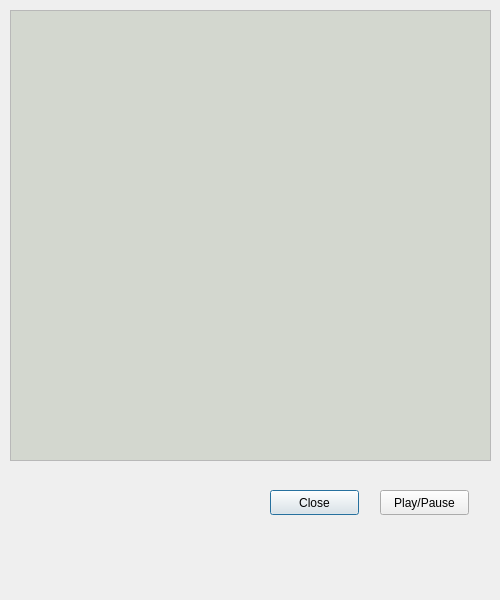
This is GoofyLightsEditor/player.ui in CS383Team2/Goofy_Lights_Editor as Qt 5 draws it before an edit. The edited form follows.
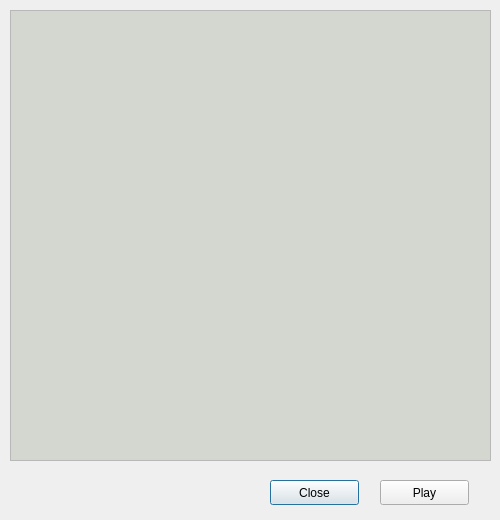
This is the edited form.

Commit message: Player window started (button works)

```diff
--- a/GoofyLightsEditor/player.ui
+++ b/GoofyLightsEditor/player.ui
@@ -7,7 +7,7 @@
     <x>0</x>
     <y>0</y>
     <width>500</width>
-    <height>600</height>
+    <height>520</height>
    </rect>
   </property>
   <property name="sizePolicy">
@@ -19,13 +19,13 @@
   <property name="minimumSize">
    <size>
     <width>500</width>
-    <height>600</height>
+    <height>520</height>
    </size>
   </property>
   <property name="maximumSize">
    <size>
     <width>500</width>
-    <height>600</height>
+    <height>520</height>
    </size>
   </property>
   <property name="windowTitle">
@@ -82,7 +82,7 @@
    <property name="geometry">
     <rect>
      <x>270</x>
-     <y>490</y>
+     <y>480</y>
      <width>89</width>
      <height>25</height>
     </rect>
@@ -95,13 +95,13 @@
    <property name="geometry">
     <rect>
      <x>380</x>
-     <y>490</y>
+     <y>480</y>
      <width>89</width>
      <height>25</height>
     </rect>
    </property>
    <property name="text">
-    <string>Play/Pause</string>
+    <string>Play</string>
    </property>
   </widget>
  </widget>
```
The commit also changes 4 other files.
